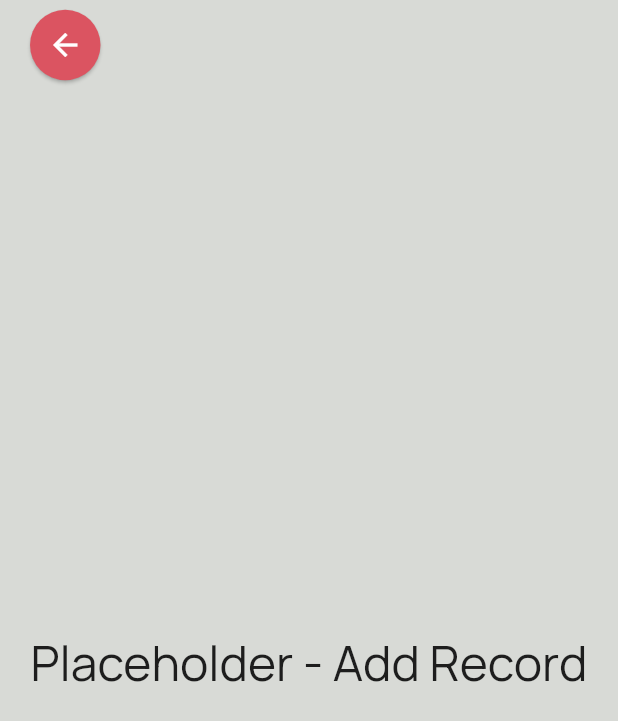
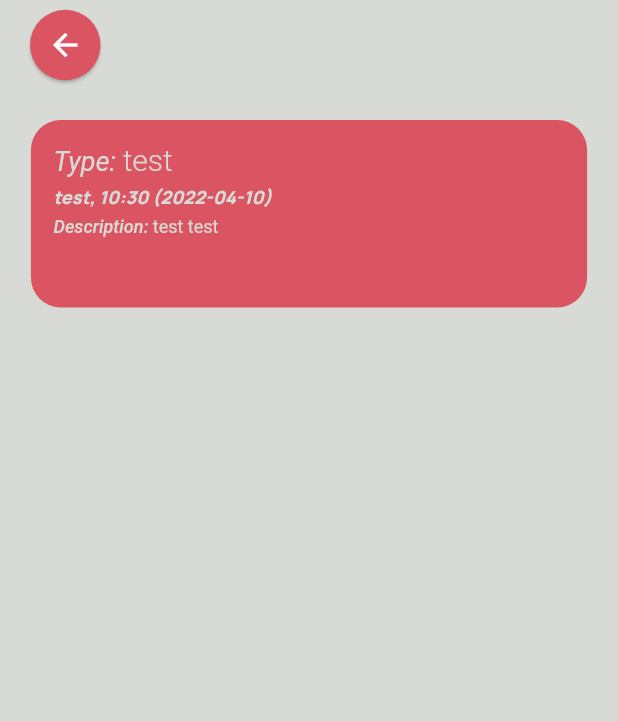
Before and after one commit to mattdbarnett/activito-app, a Flutter app: the screen it shows after launch, after a tap on "Add Records", on a phone screen of 412 x 824 dp. Shown: the top 721 px of the screen. Run offline on Flutter 3.47's test engine with Material 2 defaults, Android fonts, the phone set to English and light mode, and no system bars.

Commit message:
Added record type containers that dynamically appear on the "add records" page, with one container appearing for each type

```diff
--- a/lib/classes/histglobals.dart
+++ b/lib/classes/histglobals.dart
@@ -1,6 +1,6 @@
 
 import 'package:history_logging_app/classes/record.dart';
-import 'package:history_logging_app/classes/type.dart';
+import 'package:history_logging_app/classes/recordtype.dart';
 
 List<Record> records = [];
 
@@ -12,10 +12,10 @@ void recordsClear() {
   records.clear();
 }
 
-List<Type> types = [];
+List<RecordType> types = [];
 
-void typesAdd(author, List<String> lines) {
-  types.add(Type(author, DateTime.now(), lines));
+void typesAdd(title, author, description, List<String> lines) {
+  types.add(RecordType(title, author, description, DateTime.now(), lines));
 }
 
 void typesRemove(removedType) {
--- /dev/null
+++ b/lib/classes/recordtype.dart
@@ -0,0 +1,27 @@
+import 'package:intl/intl.dart';
+
+class RecordType {
+  String title;
+  String author;
+  String description;
+  DateTime creationDateTime;
+  List<String> lines;
+
+  String getTitle() {
+    return title;
+  }
+
+  String getAuthor() {
+    return author;
+  }
+
+  String getCreationDT() {
+    return DateFormat('kk:mm (yyyy-MM-dd)').format(creationDateTime);
+  }
+
+  String getDesc() {
+    return description;
+  }
+
+  RecordType(this.title, this.author, this.description, this.creationDateTime, this.lines);
+}
--- a/lib/classes/type.dart
+++ /dev/null
@@ -1,8 +0,0 @@
-
-class Type {
-  String author;
-  DateTime creationDateTime;
-  List<String> lines;
-
-  Type(this.author, this.creationDateTime, this.lines);
-}
--- a/lib/pages/recordadd.dart
+++ b/lib/pages/recordadd.dart
@@ -2,6 +2,8 @@
 import 'package:flutter/material.dart';
 import 'package:history_logging_app/classes/colours.dart';
 import 'package:history_logging_app/template/secondary_appbar.dart';
+import 'package:history_logging_app/classes/recordtype.dart';
+import 'package:history_logging_app/classes/histglobals.dart' as globals;
 
 class HistoryAddRecord extends StatefulWidget {
   const HistoryAddRecord ({Key? key}) : super(key: key);
@@ -16,20 +18,130 @@ class _HistoryAddRecordState extends State<HistoryAddRecord> {
     return Scaffold(
       backgroundColor: HistColours.cBack,
       appBar: secondaryAppbar(context),
-      body: Column(
-        mainAxisAlignment: MainAxisAlignment.center,
-        crossAxisAlignment: CrossAxisAlignment.center,
-        children: const [
-          Center(
-              child: Text(
-                "Placeholder - Add Record",
-                style: TextStyle(
-                    fontSize: 32
-                ),
-              )
-          ),
-        ],
+      body: Container(
+        padding: const EdgeInsets.only(
+          top: 20,
+          left: 20,
+          right: 20,
+        ),
+        child: SingleChildScrollView(
+          child: Center(
+            child: Column(
+              children: getRecordTypes(context),
+            )
+          )
+        )
       ),
     );
   }
 }
+
+List<Widget> getRecordTypes(BuildContext context) {
+  List<Widget> recordTypes = [];
+
+  //EXAMPLE TYPE - TO BE REMOVED
+  globals.typesAdd("test", "test", "test test", ["test test"]);
+
+
+  if (globals.types.isNotEmpty) {
+    for (int x = 0; x <= globals.types.length - 1; x++) {
+      recordTypes.add(recordTypeContainer(context, globals.types[x]));
+    }
+  }
+  return recordTypes;
+}
+
+Widget recordTypeContainer(BuildContext context, RecordType currentType) {
+  double screenWidth = MediaQuery.of(context).size.width;
+
+  return Container(
+      height: 125,
+      width: screenWidth * 0.9,
+      margin: const EdgeInsets.only(
+        bottom: 20
+      ),
+      decoration: const BoxDecoration(
+        color: HistColours.cHighlight,
+        borderRadius: BorderRadius.all(Radius.circular(20))
+      ),
+      child: Column(
+        mainAxisAlignment: MainAxisAlignment.start,
+        crossAxisAlignment: CrossAxisAlignment.start,
+        children: [
+          const SizedBox(height: 15),
+          Row(
+            children: [
+              const SizedBox(width: 15),
+              RichText(
+                text: TextSpan(
+                  children: <TextSpan>[
+                    const TextSpan(text: 'Type: ',
+                      style: TextStyle(
+                        color: HistColours.cBack,
+                        fontWeight: FontWeight.w400,
+                        fontStyle: FontStyle.italic,
+                        fontSize: 18,
+                      ),
+                    ),
+                    TextSpan(text: currentType.getTitle(),
+                      style: const TextStyle(
+                        color: HistColours.cBack,
+                        fontWeight: FontWeight.w300,
+                        fontSize: 20,
+                      ),
+                    ),
+                  ],
+                ),
+              ),
+            ],
+          ),
+          const SizedBox(height: 5),
+          Row(
+            children: [
+              const SizedBox(width: 15),
+              Flexible(
+                child: Text(
+                  currentType.getAuthor() + ", " + currentType.getCreationDT(),
+                  style: const TextStyle(
+                    color: HistColours.cBack,
+                    fontWeight: FontWeight.w900,
+                    fontSize: 12,
+                    fontStyle: FontStyle.italic,
+                  ),
+                ),
+              ),
+            ],
+          ),
+          const SizedBox(height: 5),
+          Row(
+            children: [
+              const SizedBox(width: 15),
+              Flexible(
+                child: RichText(
+                  text: TextSpan(
+                    children: <TextSpan>[
+                      const TextSpan(text: 'Description: ',
+                        style: TextStyle(
+                          color: HistColours.cBack,
+                          fontWeight: FontWeight.w500,
+                          fontStyle: FontStyle.italic,
+                          fontSize: 12,
+                        ),
+                      ),
+                      TextSpan(text: currentType.getDesc(),
+                        style: const TextStyle(
+                          color: HistColours.cBack,
+                          fontWeight: FontWeight.w400,
+                          fontSize: 12,
+                        ),
+                      ),
+                    ],
+                  ),
+                ),
+              ),
+            ],
+          ),
+        ],
+      )
+    );
+}
--- a/pubspec.yaml
+++ b/pubspec.yaml
@@ -34,6 +34,7 @@ dependencies:
   # The following adds the Cupertino Icons font to your application.
   # Use with the CupertinoIcons class for iOS style icons.
   cupertino_icons: ^1.0.2
+  intl: ^0.17.0
 
 dev_dependencies:
   flutter_test:
```
Also changed, not shown: pubspec.lock.
